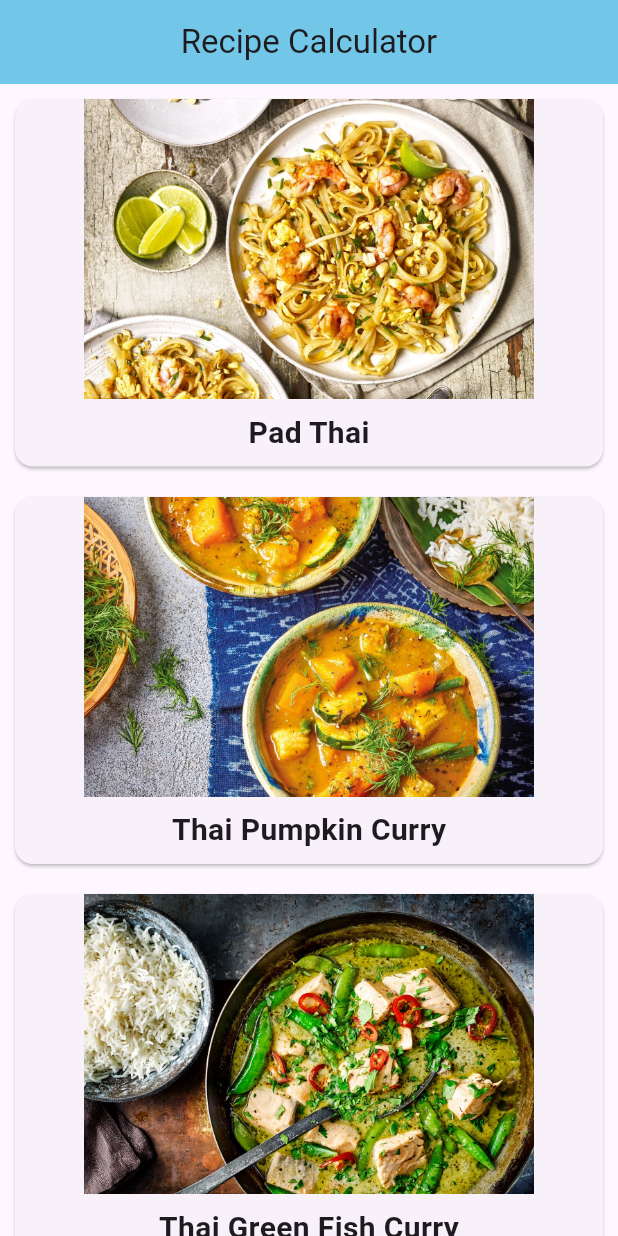
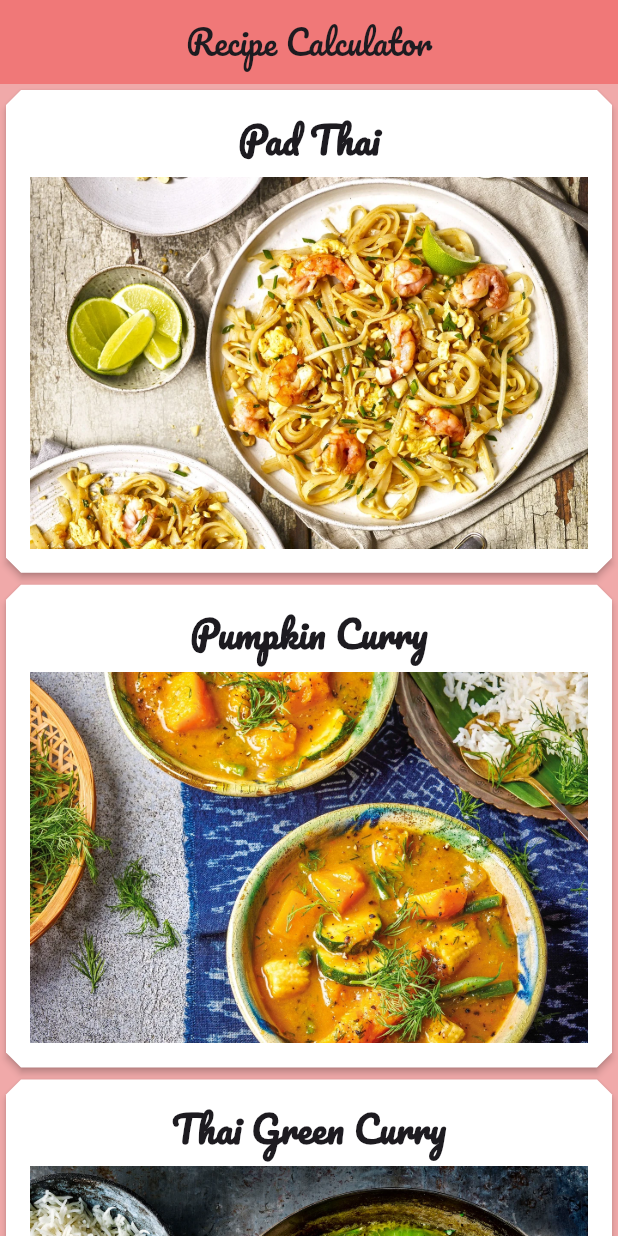
Before and after one commit to rvsunday/receipes, a Flutter app: the screen it shows after launch, on a phone screen of 412 x 824 dp. Run offline on Flutter 3.47's test engine with Material 3 defaults, Android fonts, the phone set to English and light mode, and no system bars; our stand-ins replace google_fonts.

Commit message:
Add ingredient model and recipe sample data

```diff
--- a/lib/main.dart
+++ b/lib/main.dart
@@ -1,50 +1,35 @@
 import 'package:flutter/material.dart';
+import 'package:google_fonts/google_fonts.dart';
+import 'package:receipes/model/recipe.dart';
+import 'package:receipes/recipe_detail.dart';
+
 void main() {
-  runApp(const ReceipesApp());
+  runApp(const RecipeApp());
 }
 
-/* -------------------- APP -------------------- */
-class ReceipesApp extends StatelessWidget {
-  const ReceipesApp({super.key});
+class RecipeApp extends StatelessWidget {
+  const RecipeApp({super.key});
 
+  // This widget is the root of your application.
   @override
   Widget build(BuildContext context) {
     return MaterialApp(
-      title: 'Flutter Demo',
+      title: 'Recipe Calculator',
       theme: ThemeData(
+        textTheme: GoogleFonts.pacificoTextTheme(),
+        scaffoldBackgroundColor: const Color.fromARGB(255, 240, 169, 169),
         appBarTheme: const AppBarTheme(
+          backgroundColor: Color.fromARGB(255, 240, 120, 120),
           centerTitle: true,
-          backgroundColor: Color.fromARGB(255, 114, 198, 231),
         ),
-        colorScheme: ColorScheme.fromSeed(seedColor: Colors.deepPurple),
-        useMaterial3: true,
       ),
       home: const MyHomePage(title: 'Recipe Calculator'),
     );
   }
 }
 
-/* -------------------- MODEL -------------------- */
-class Recipe {
-  final String imageUrl;
-  final String imgLabel;
-
-  Recipe({required this.imageUrl, required this.imgLabel});
-
-  static List<Recipe> samples = [
-  Recipe(imageUrl: 'assets/1.webp', imgLabel: 'Pad Thai'),
-  Recipe(imageUrl: 'assets/2.webp', imgLabel: 'Thai Pumpkin Curry'),
-  Recipe(imageUrl: 'assets/3.webp', imgLabel: 'Thai Green Fish Curry'),
-  Recipe(imageUrl: 'assets/4.webp', imgLabel: 'Crying Tiger Beef Salad'),
-  Recipe(imageUrl: 'assets/5.webp', imgLabel: 'Thai-style Cauli Larb Salad'),
-];
-
-}
-
-/* -------------------- HOME -------------------- */
 class MyHomePage extends StatefulWidget {
   const MyHomePage({super.key, required this.title});
-
   final String title;
 
   @override
@@ -55,11 +40,22 @@ class _MyHomePageState extends State<MyHomePage> {
   @override
   Widget build(BuildContext context) {
     return Scaffold(
-      appBar: AppBar(title: Text(widget.title)),
+      appBar: AppBar(
+        title: Text(widget.title),
+      ),
       body: SafeArea(
         child: ListView.builder(
           itemBuilder: (BuildContext context, int index) {
-            return buildRecipeCard(Recipe.samples[index]);
+            return GestureDetector(
+              onTap: () {
+                // Handle tap event if needed
+                print('You taped on${Recipe.samples[index].imgLabel}');
+                Navigator.push(context, MaterialPageRoute(builder: (context) {
+                  return RecipeDetail(recipe: Recipe.samples[index]);
+                }));
+              },
+              child: buildRecipeCard(Recipe.samples[index]),
+            );
           },
           itemCount: Recipe.samples.length,
         ),
@@ -68,20 +64,25 @@ class _MyHomePageState extends State<MyHomePage> {
   }
 }
 
-/* -------------------- CARD -------------------- */
 Widget buildRecipeCard(Recipe recipe) {
   return Card(
-    margin: const EdgeInsets.all(10),
+    elevation: 2.0,
+    color: Colors.white,
+    shape: BeveledRectangleBorder(
+      borderRadius: BorderRadius.circular(10.0),
+    ),
+    child: Padding(
+      padding: const EdgeInsets.all(16.0),
       child: Column(
         children: <Widget>[
-        Image.asset(recipe.imageUrl, height: 200, fit: BoxFit.cover),
-        const SizedBox(height: 8),
           Text(
             recipe.imgLabel,
-          style: const TextStyle(fontSize: 20, fontWeight: FontWeight.bold),
+            style: GoogleFonts.pacifico(fontSize: 24.0, fontWeight: FontWeight.bold),
           ),
-        const SizedBox(height: 8),
+          SizedBox(height: 8.0),
+          Image(image: AssetImage(recipe.imageUrl)),
         ],
+      ),
     ),
   );
 }
--- /dev/null
+++ b/lib/model/ingredient.dart
@@ -0,0 +1,11 @@
+class Ingredient {
+  String name;
+  String unit;
+  int quantity;
+
+  Ingredient({
+    required this.name,
+    required this.unit,
+    required this.quantity,
+  });
+}
--- a/lib/model/recipe.dart
+++ b/lib/model/recipe.dart
@@ -0,0 +1,74 @@
+import 'package:receipes/model/ingredient.dart';
+
+class Recipe {
+  final String imageUrl;
+  final String imgLabel;
+  final String detail;
+  final List<Ingredient> ingredients;
+
+  Recipe({
+    required this.imageUrl,
+    required this.imgLabel,
+    required this.detail,
+    required this.ingredients,
+  });
+
+  static List<Recipe> samples = [
+    Recipe(
+      imageUrl: 'assets/1.webp',
+      imgLabel: 'Pad Thai',
+      detail: 'Classic Thai stir-fried rice noodle dish with sweet and sour flavor.',
+      ingredients: [
+        Ingredient(name: 'Rice noodles', quantity: 200, unit: 'g'),
+        Ingredient(name: 'Eggs', quantity: 2, unit: 'pcs'),
+        Ingredient(name: 'Shrimp', quantity: 100, unit: 'g'),
+        Ingredient(name: 'Bean sprouts', quantity: 1, unit: 'cup'),
+        Ingredient(name: 'Pad Thai sauce', quantity: 3, unit: 'tbsp'),
+      ],
+    ),
+    Recipe(
+      imageUrl: 'assets/2.webp',
+      imgLabel: 'Pumpkin Curry',
+      detail: 'Thai red curry with pumpkin in rich coconut milk.',
+      ingredients: [
+        Ingredient(name: 'Pumpkin', quantity: 300, unit: 'g'),
+        Ingredient(name: 'Red curry paste', quantity: 2, unit: 'tbsp'),
+        Ingredient(name: 'Coconut milk', quantity: 400, unit: 'ml'),
+        Ingredient(name: 'Basil leaves', quantity: 1, unit: 'cup'),
+      ],
+    ),
+    Recipe(
+      imageUrl: 'assets/3.webp',
+      imgLabel: 'Thai Green Curry',
+      detail: 'Spicy and aromatic green curry with chicken.',
+      ingredients: [
+        Ingredient(name: 'Chicken', quantity: 250, unit: 'g'),
+        Ingredient(name: 'Green curry paste', quantity: 2, unit: 'tbsp'),
+        Ingredient(name: 'Coconut milk', quantity: 400, unit: 'ml'),
+        Ingredient(name: 'Eggplant', quantity: 1, unit: 'cup'),
+      ],
+    ),
+    Recipe(
+      imageUrl: 'assets/4.webp',
+      imgLabel: 'Crying Tiger Salad',
+      detail: 'Spicy grilled beef salad with lime and chili.',
+      ingredients: [
+        Ingredient(name: 'Grilled beef', quantity: 200, unit: 'g'),
+        Ingredient(name: 'Chili powder', quantity: 1, unit: 'tsp'),
+        Ingredient(name: 'Lime juice', quantity: 2, unit: 'tbsp'),
+        Ingredient(name: 'Fish sauce', quantity: 1, unit: 'tbsp'),
+      ],
+    ),
+    Recipe(
+      imageUrl: 'assets/5.webp',
+      imgLabel: 'Larb Moo',
+      detail: 'Traditional Thai spicy minced pork salad.',
+      ingredients: [
+        Ingredient(name: 'Minced pork', quantity: 250, unit: 'g'),
+        Ingredient(name: 'Lime juice', quantity: 2, unit: 'tbsp'),
+        Ingredient(name: 'Chili flakes', quantity: 1, unit: 'tsp'),
+        Ingredient(name: 'Mint leaves', quantity: 1, unit: 'cup'),
+      ],
+    ),
+  ];
+}
--- a/pubspec.yaml
+++ b/pubspec.yaml
@@ -16,6 +16,7 @@ dev_dependencies:
   flutter_test:
     sdk: flutter
   flutter_lints: ^4.0.0
+  google_fonts: ^6.1.0
 
 flutter:
   uses-material-design: true
```
Also changed, not shown: lib/recipe_detail.dart (added, +108 -0 lines), pubspec.lock, 2 other files. Lines whose indentation alone changed are shown as unchanged.
